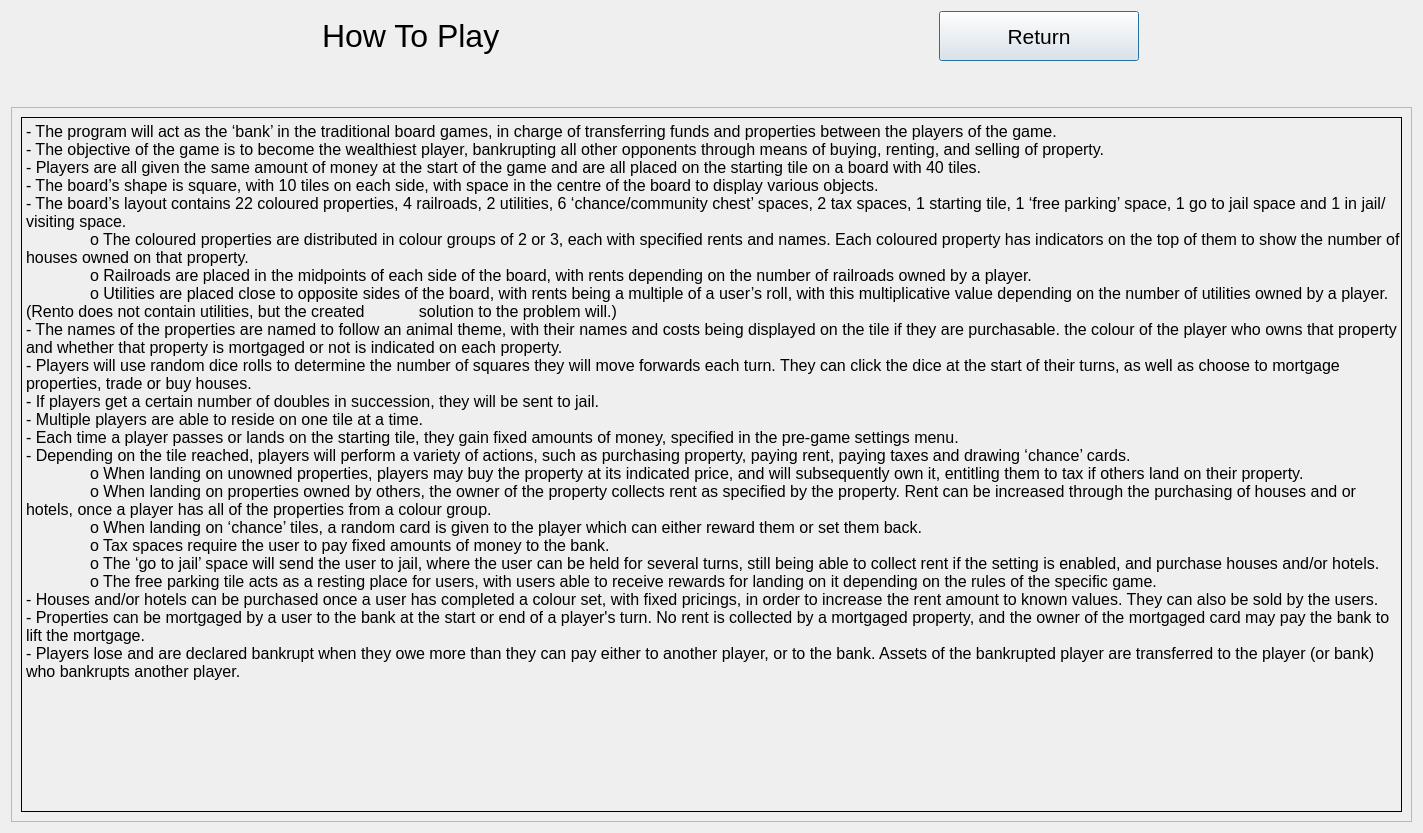
The window that UI/howToPlay.ui (Sp1riting/A-Level-Coursework) describes before a commit, drawn with Qt 5.
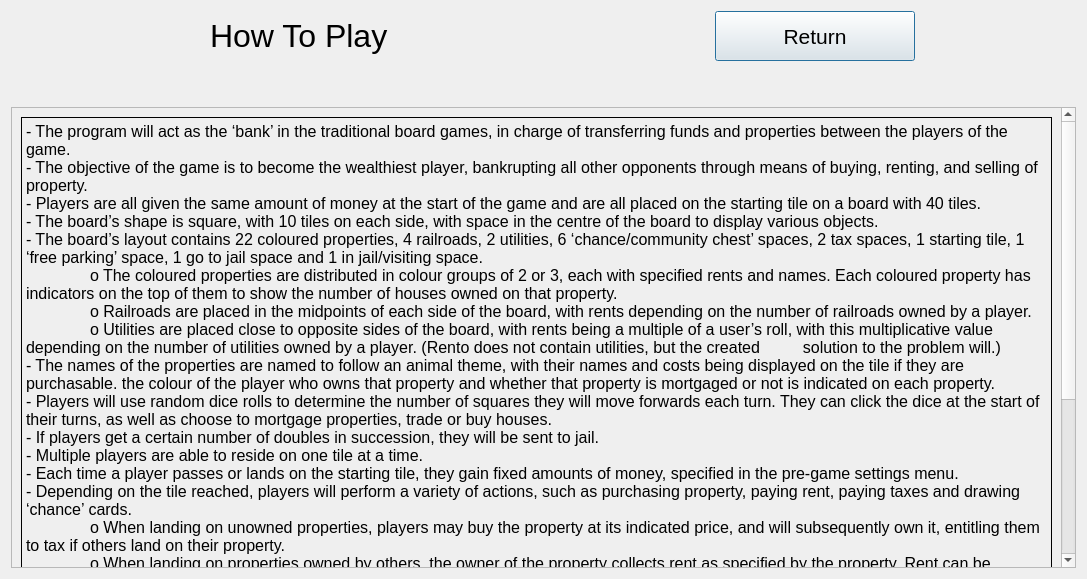
The same window after the commit.

Patch:
```diff
--- a/UI/howToPlay.ui
+++ b/UI/howToPlay.ui
@@ -6,8 +6,8 @@
    <rect>
     <x>0</x>
     <y>0</y>
-    <width>1423</width>
-    <height>833</height>
+    <width>1087</width>
+    <height>579</height>
    </rect>
   </property>
   <property name="windowTitle">
@@ -136,8 +136,8 @@
        <rect>
         <x>0</x>
         <y>0</y>
-        <width>1399</width>
-        <height>703</height>
+        <width>1042</width>
+        <height>1162</height>
        </rect>
       </property>
       <layout class="QGridLayout" name="gridLayout_2">
```
